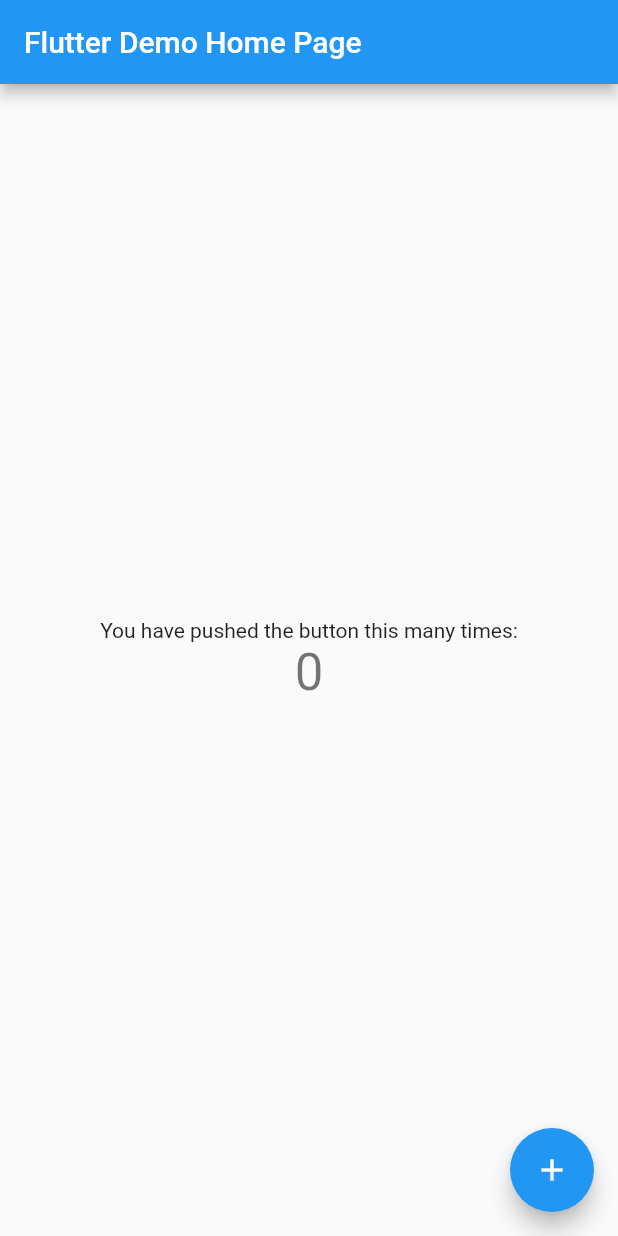
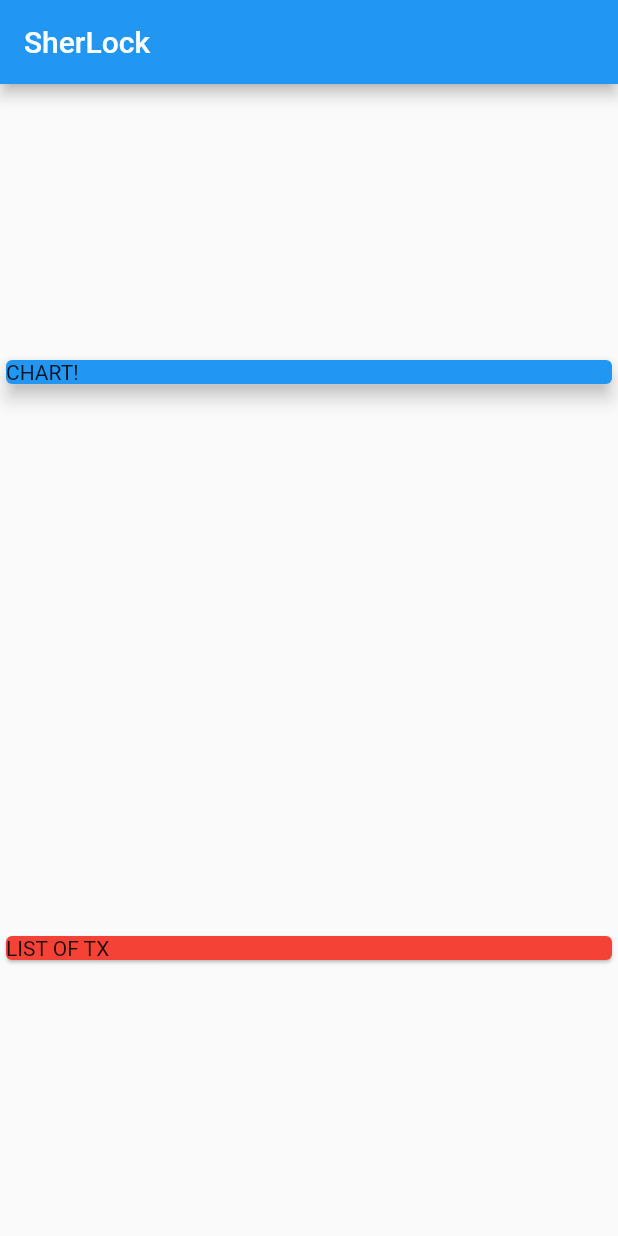
Before and after one commit to sarveshsrv/sherlock, a Flutter app: the screen it shows after launch, on a phone screen of 412 x 824 dp. Run offline on Flutter 3.47's test engine with Material 2 defaults, Android fonts, the phone set to English and light mode, and no system bars.

Commit message:
appbar and scaffold updated

```diff
--- a/lib/main.dart
+++ b/lib/main.dart
@@ -1,117 +1,42 @@
 import 'package:flutter/material.dart';
 
-void main() {
-  runApp(MyApp());
-}
+void main() => runApp(MyApp());
 
 class MyApp extends StatelessWidget {
-  // This widget is the root of your application.
   @override
   Widget build(BuildContext context) {
     return MaterialApp(
-      title: 'Flutter Demo',
-      theme: ThemeData(
-        // This is the theme of your application.
-        //
-        // Try running your application with "flutter run". You'll see the
-        // application has a blue toolbar. Then, without quitting the app, try
-        // changing the primarySwatch below to Colors.green and then invoke
-        // "hot reload" (press "r" in the console where you ran "flutter run",
-        // or simply save your changes to "hot reload" in a Flutter IDE).
-        // Notice that the counter didn't reset back to zero; the application
-        // is not restarted.
-        primarySwatch: Colors.blue,
-        // This makes the visual density adapt to the platform that you run
-        // the app on. For desktop platforms, the controls will be smaller and
-        // closer together (more dense) than on mobile platforms.
-        visualDensity: VisualDensity.adaptivePlatformDensity,
-      ),
-      home: MyHomePage(title: 'Flutter Demo Home Page'),
+      title: 'Flutter App',
+      home: MyHomePage(),
     );
   }
 }
 
-class MyHomePage extends StatefulWidget {
-  MyHomePage({Key key, this.title}) : super(key: key);
-
-  // This widget is the home page of your application. It is stateful, meaning
-  // that it has a State object (defined below) that contains fields that affect
-  // how it looks.
-
-  // This class is the configuration for the state. It holds the values (in this
-  // case the title) provided by the parent (in this case the App widget) and
-  // used by the build method of the State. Fields in a Widget subclass are
-  // always marked "final".
-
-  final String title;
-
-  @override
-  _MyHomePageState createState() => _MyHomePageState();
-}
-
-class _MyHomePageState extends State<MyHomePage> {
-  int _counter = 0;
-
-  void _incrementCounter() {
-    setState(() {
-      // This call to setState tells the Flutter framework that something has
-      // changed in this State, which causes it to rerun the build method below
-      // so that the display can reflect the updated values. If we changed
-      // _counter without calling setState(), then the build method would not be
-      // called again, and so nothing would appear to happen.
-      _counter++;
-    });
-  }
-
+class MyHomePage extends StatelessWidget {
   @override
   Widget build(BuildContext context) {
-    // This method is rerun every time setState is called, for instance as done
-    // by the _incrementCounter method above.
-    //
-    // The Flutter framework has been optimized to make rerunning build methods
-    // fast, so that you can just rebuild anything that needs updating rather
-    // than having to individually change instances of widgets.
     return Scaffold(
       appBar: AppBar(
-        // Here we take the value from the MyHomePage object that was created by
-        // the App.build method, and use it to set our appbar title.
-        title: Text(widget.title),
+        title: Text('SherLock'),
       ),
-      body: Center(
-        // Center is a layout widget. It takes a single child and positions it
-        // in the middle of the parent.
-        child: Column(
-          // Column is also a layout widget. It takes a list of children and
-          // arranges them vertically. By default, it sizes itself to fit its
-          // children horizontally, and tries to be as tall as its parent.
-          //
-          // Invoke "debug painting" (press "p" in the console, choose the
-          // "Toggle Debug Paint" action from the Flutter Inspector in Android
-          // Studio, or the "Toggle Debug Paint" command in Visual Studio Code)
-          // to see the wireframe for each widget.
-          //
-          // Column has various properties to control how it sizes itself and
-          // how it positions its children. Here we use mainAxisAlignment to
-          // center the children vertically; the main axis here is the vertical
-          // axis because Columns are vertical (the cross axis would be
-          // horizontal).
-          mainAxisAlignment: MainAxisAlignment.center,
-          children: <Widget>[
-            Text(
-              'You have pushed the button this many times:',
+      body: Column(
+        mainAxisAlignment: MainAxisAlignment.spaceAround,
+        crossAxisAlignment: CrossAxisAlignment.stretch,
+        children: <Widget>[
+          Container(
+            width: double.infinity,
+            child: Card(
+              color: Colors.blue,
+              child: Text('CHART!'),
+              elevation: 5,
             ),
-            Text(
-              '$_counter',
-              style: Theme.of(context).textTheme.headline4,
-            ),
-          ],
-        ),
+          ),
+          Card(
+            color: Colors.red,
+            child: Text('LIST OF TX'),
+          ),
+        ],
       ),
-      floatingActionButton: FloatingActionButton(
-        onPressed: _incrementCounter,
-        tooltip: 'Increment',
-        child: Icon(Icons.add),
-      ), // This trailing comma makes auto-formatting nicer for build methods.
     );
   }
 }
```
